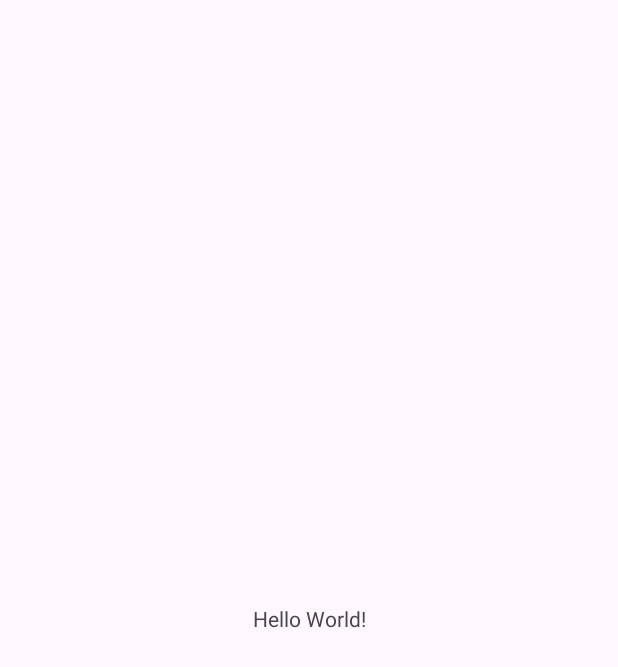
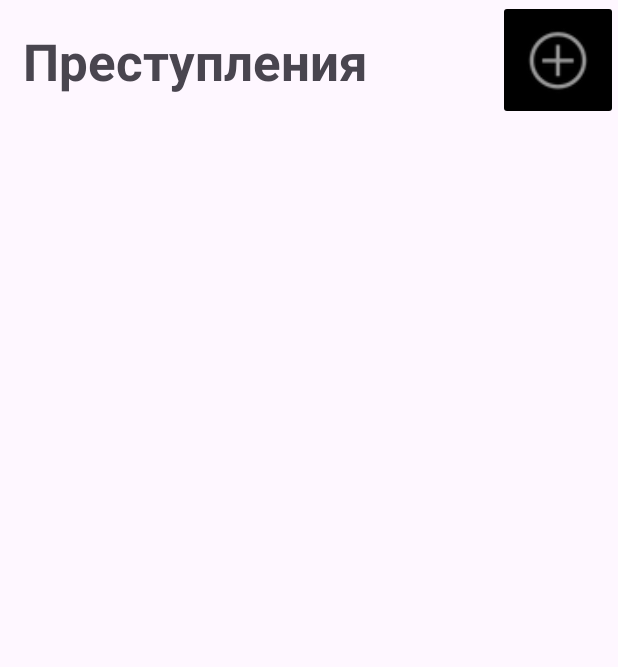
Before and after one commit to Trebulkins/Mobile_lab7, an Android app: the screen it shows after launch (MainActivity), on a phone screen of 412 x 824 dp. Before the commit the part shown is almost empty. Shown: the top 667 px of the screen. Run offline under Robolectric (Android 15) with nearby library versions, the phone set to English and light mode, and no system bars.

Commit message:
6.1 ver. 1

```diff
--- a/app/src/main/res/layout/activity_main.xml
+++ b/app/src/main/res/layout/activity_main.xml
@@ -8,12 +8,47 @@
     tools:context=".MainActivity">
 
     <TextView
+        android:id="@+id/AppName"
         android:layout_width="wrap_content"
         android:layout_height="wrap_content"
-        android:text="Hello World!"
+        android:text="Преступления"
+        android:textSize="34sp"
+        android:textStyle="bold"
+        app:layout_constraintBottom_toBottomOf="parent"
+        app:layout_constraintEnd_toEndOf="parent"
+        app:layout_constraintHorizontal_bias="0.086"
+        app:layout_constraintStart_toStartOf="parent"
+        app:layout_constraintTop_toTopOf="parent"
+        app:layout_constraintVertical_bias="0.023" />
+
+    <ImageButton
+        android:id="@+id/imageButton"
+        android:layout_width="80dp"
+        android:layout_height="80dp"
+        android:backgroundTint="#000000"
+        android:scaleType="fitCenter"
+        app:layout_constraintBottom_toBottomOf="parent"
+        app:layout_constraintEnd_toEndOf="parent"
+        app:layout_constraintHorizontal_bias="1.0"
+        app:layout_constraintStart_toEndOf="@+id/AppName"
+        app:layout_constraintTop_toTopOf="parent"
+        app:layout_constraintVertical_bias="0.0"
+        app:srcCompat="@android:drawable/ic_menu_add" />
+
+    <ScrollView
+        android:id="@+id/scrollView"
+        android:layout_width="409dp"
+        android:layout_height="656dp"
         app:layout_constraintBottom_toBottomOf="parent"
         app:layout_constraintEnd_toEndOf="parent"
         app:layout_constraintStart_toStartOf="parent"
-        app:layout_constraintTop_toTopOf="parent" />
+        app:layout_constraintTop_toTopOf="parent"
+        app:layout_constraintVertical_bias="0.973">
+
+        <LinearLayout
+            android:layout_width="match_parent"
+            android:layout_height="wrap_content"
+            android:orientation="vertical" />
+    </ScrollView>
 
 </androidx.constraintlayout.widget.ConstraintLayout>
```
